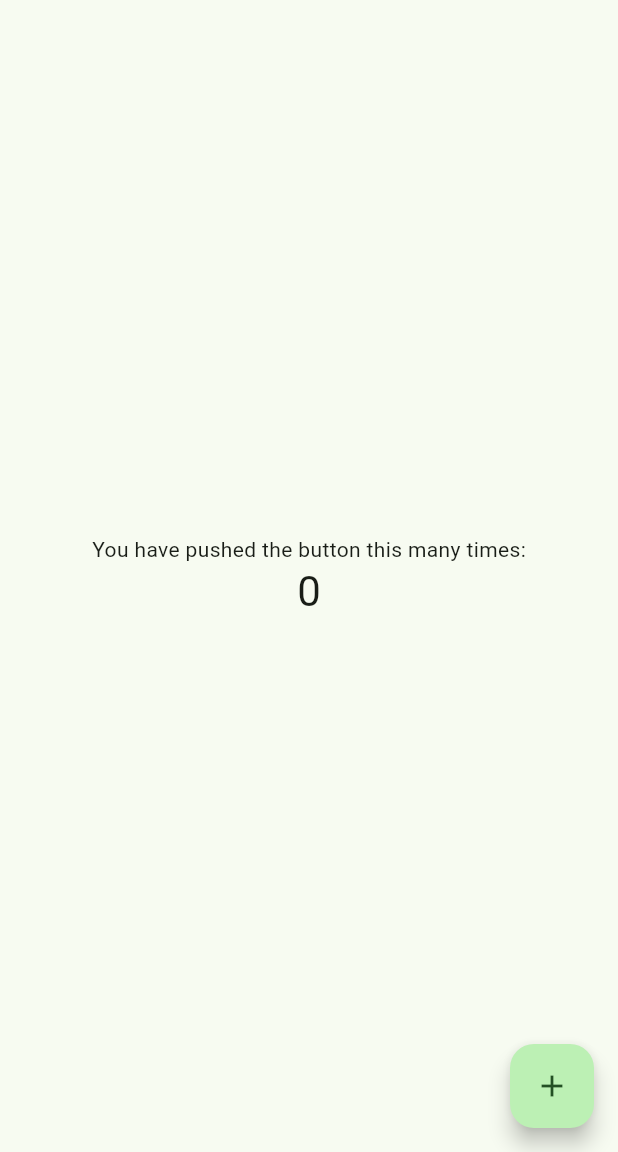
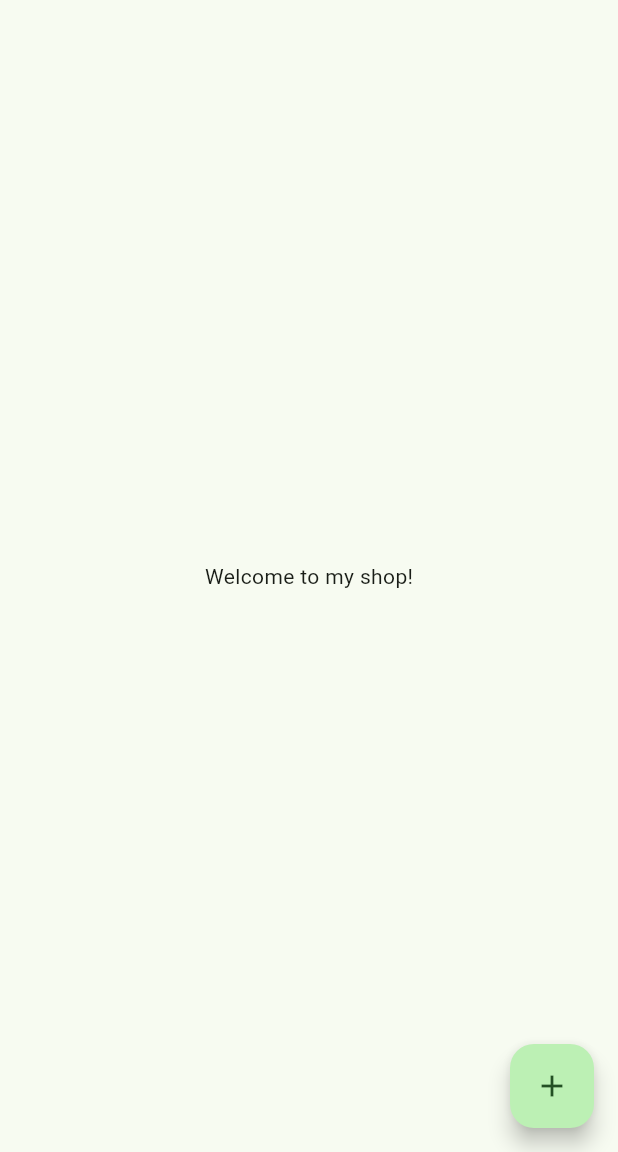
Before and after one commit to Jim-Codling/sandwich_shop, a Flutter app: the screen it shows after launch, on a phone screen of 412 x 824 dp, the part 84-1236 px from its top. Run offline on Flutter 3.47's test engine with Material 3 defaults, Android fonts, the phone set to English and light mode, and no system bars.

Commit message:
Change text

```diff
--- a/lib/main.dart
+++ b/lib/main.dart
@@ -54,7 +54,6 @@ class MyHomePage extends StatefulWidget {
 }
 
 class _MyHomePageState extends State<MyHomePage> {
-  int _counter = 0;
 
   void _incrementCounter() {
     setState(() {
@@ -63,7 +62,7 @@ class _MyHomePageState extends State<MyHomePage> {
       // so that the display can reflect the updated values. If we changed
       // _counter without calling setState(), then the build method would not be
       // called again, and so nothing would appear to happen.
-      _counter++;
+
     });
   }
 
@@ -104,11 +103,7 @@ class _MyHomePageState extends State<MyHomePage> {
           // wireframe for each widget.
           mainAxisAlignment: MainAxisAlignment.center,
           children: <Widget>[
-            const Text('You have pushed the button this many times:'),
-            Text(
-              '$_counter',
-              style: Theme.of(context).textTheme.headlineMedium,
-            ),
+            const Text('Welcome to my shop!'),
           ],
         ),
       ),
```
